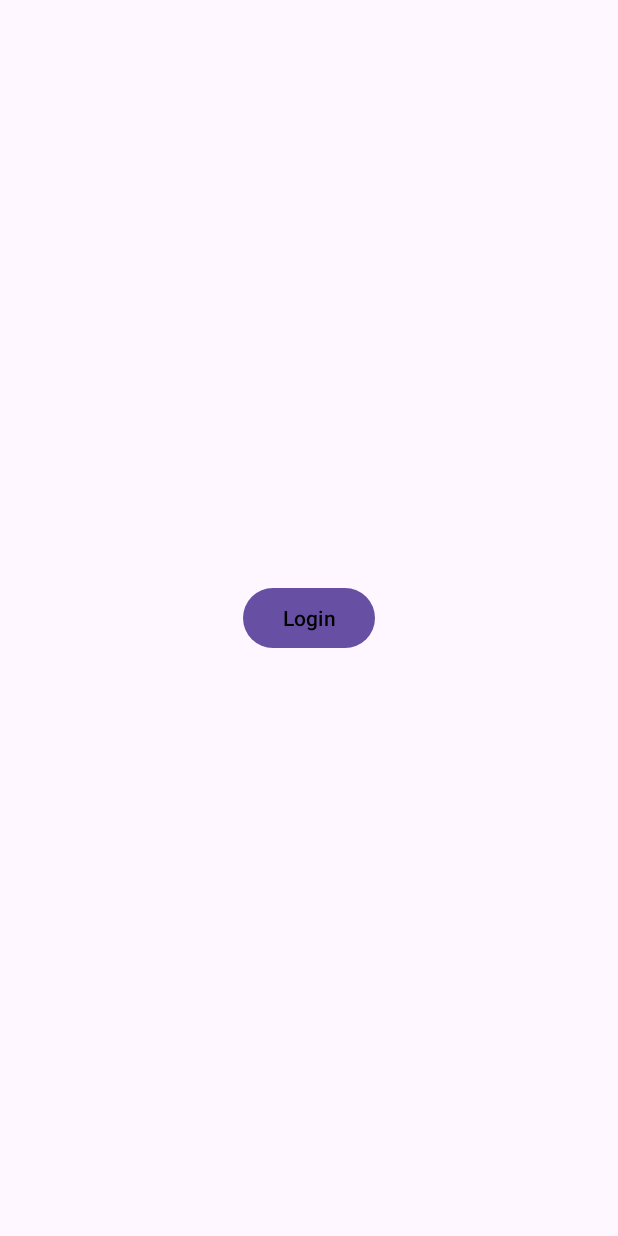
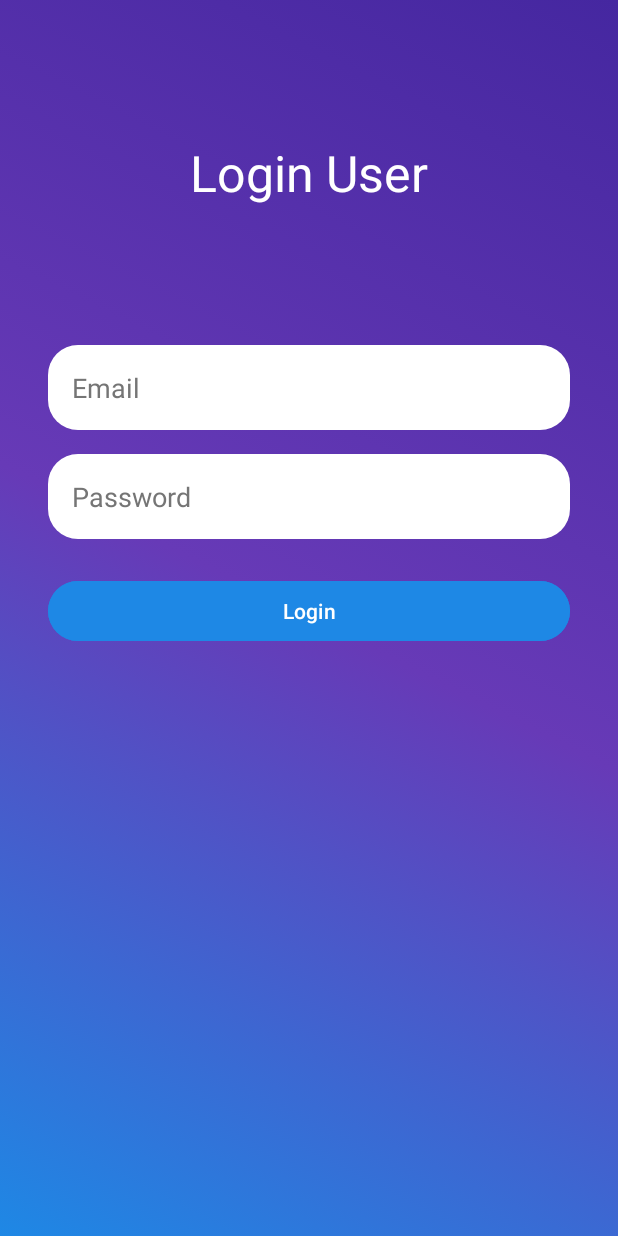
Before and after one commit to MohammadFakhrizaMaftukhin/TugasMobile, an Android app: the layout activity_login.xml on its own in the app's theme, with its tools: preview values and no code run, on a phone screen of 412 x 824 dp. Run offline under Robolectric (Android 15) with nearby library versions, the phone set to English and light mode, and no system bars.

Commit message:
perubahan desain halaman login dan main

```diff
--- a/app/src/main/res/layout/activity_login.xml
+++ b/app/src/main/res/layout/activity_login.xml
@@ -1,21 +1,64 @@
 <?xml version="1.0" encoding="utf-8"?>
-<androidx.constraintlayout.widget.ConstraintLayout
-    xmlns:android="http://schemas.android.com/apk/res/android"
+<androidx.constraintlayout.widget.ConstraintLayout xmlns:android="http://schemas.android.com/apk/res/android"
+    xmlns:app="http://schemas.android.com/apk/res-auto"
     xmlns:tools="http://schemas.android.com/tools"
-    xmlns:app="http://schemas.android.com/apk/res-auto"
     android:id="@+id/main"
     android:layout_width="match_parent"
     android:layout_height="match_parent"
+    android:background="@drawable/bggradient"
     tools:context=".LoginActivity">
 
-  <Button
-      android:id="@+id/buttonLogin"
-      android:layout_width="wrap_content"
-      android:layout_height="wrap_content"
-      android:text="Login"
-      android:textColor="@color/black"
-      app:layout_constraintBottom_toBottomOf="parent"
-      app:layout_constraintEnd_toEndOf="parent"
-      app:layout_constraintStart_toStartOf="parent"
-      app:layout_constraintTop_toTopOf="parent" />
+    <TextView
+        android:id="@+id/textView"
+        android:layout_width="wrap_content"
+        android:layout_height="wrap_content"
+        android:text="Login User"
+        android:textSize="15pt"
+        android:textColor="@color/white"
+        app:layout_constraintBottom_toTopOf="@+id/usernameInput"
+        app:layout_constraintEnd_toEndOf="parent"
+        app:layout_constraintStart_toStartOf="parent"
+        app:layout_constraintTop_toTopOf="parent" />
+
+    <EditText
+        android:id="@+id/usernameInput"
+        android:layout_width="0dp"
+        android:layout_height="wrap_content"
+        android:layout_marginStart="32dp"
+        android:layout_marginEnd="32dp"
+        android:background="@drawable/rounded_edittext"
+        android:hint="Email"
+        android:padding="16dp"
+        android:textColorHint="#757575"
+        app:layout_constraintBottom_toBottomOf="parent"
+        app:layout_constraintEnd_toEndOf="parent"
+        app:layout_constraintStart_toStartOf="parent"
+        app:layout_constraintTop_toTopOf="parent"
+        app:layout_constraintVertical_bias="0.3" />
+
+    <EditText
+        android:id="@+id/passwordInput"
+        android:layout_width="0dp"
+        android:layout_height="wrap_content"
+        android:layout_marginTop="16dp"
+        android:background="@drawable/rounded_edittext"
+        android:hint="Password"
+        android:inputType="textPassword"
+        android:padding="16dp"
+        android:textColorHint="#757575"
+        app:layout_constraintEnd_toEndOf="@+id/usernameInput"
+        app:layout_constraintStart_toStartOf="@+id/usernameInput"
+        app:layout_constraintTop_toBottomOf="@+id/usernameInput" />
+
+    <Button
+        android:id="@+id/loginButton"
+        android:layout_width="0dp"
+        android:layout_height="wrap_content"
+        android:layout_marginTop="24dp"
+        android:text="Login"
+        android:backgroundTint="#1e88e5"
+        app:layout_constraintEnd_toEndOf="@+id/passwordInput"
+        app:layout_constraintStart_toStartOf="@+id/passwordInput"
+        app:layout_constraintTop_toBottomOf="@+id/passwordInput" />
+
 </androidx.constraintlayout.widget.ConstraintLayout>
--- a/app/src/main/res/layout/activity_main.xml
+++ b/app/src/main/res/layout/activity_main.xml
@@ -5,15 +5,30 @@
     android:id="@+id/main"
     android:layout_width="match_parent"
     android:layout_height="match_parent"
+    android:background="@drawable/bggradient"
     tools:context=".MainActivity">
 
     <TextView
+        android:id="@+id/welcomeText"
         android:layout_width="wrap_content"
         android:layout_height="wrap_content"
-        android:text="Hello World!"
+        android:text="Selamat Datang, "
+        android:textColor="@color/white"
+        android:textSize="13pt"
         app:layout_constraintBottom_toBottomOf="parent"
         app:layout_constraintEnd_toEndOf="parent"
         app:layout_constraintStart_toStartOf="parent"
         app:layout_constraintTop_toTopOf="parent" />
 
+    <Button
+        android:id="@+id/buttonKembali"
+        android:layout_width="wrap_content"
+        android:layout_height="wrap_content"
+        android:layout_marginBottom="284dp"
+        android:backgroundTint="#1e88e5"
+        android:text="Kembali Ke Halaman Utama"
+        app:layout_constraintBottom_toBottomOf="parent"
+        app:layout_constraintEnd_toEndOf="parent"
+        app:layout_constraintStart_toStartOf="parent" />
+
 </androidx.constraintlayout.widget.ConstraintLayout>
```
